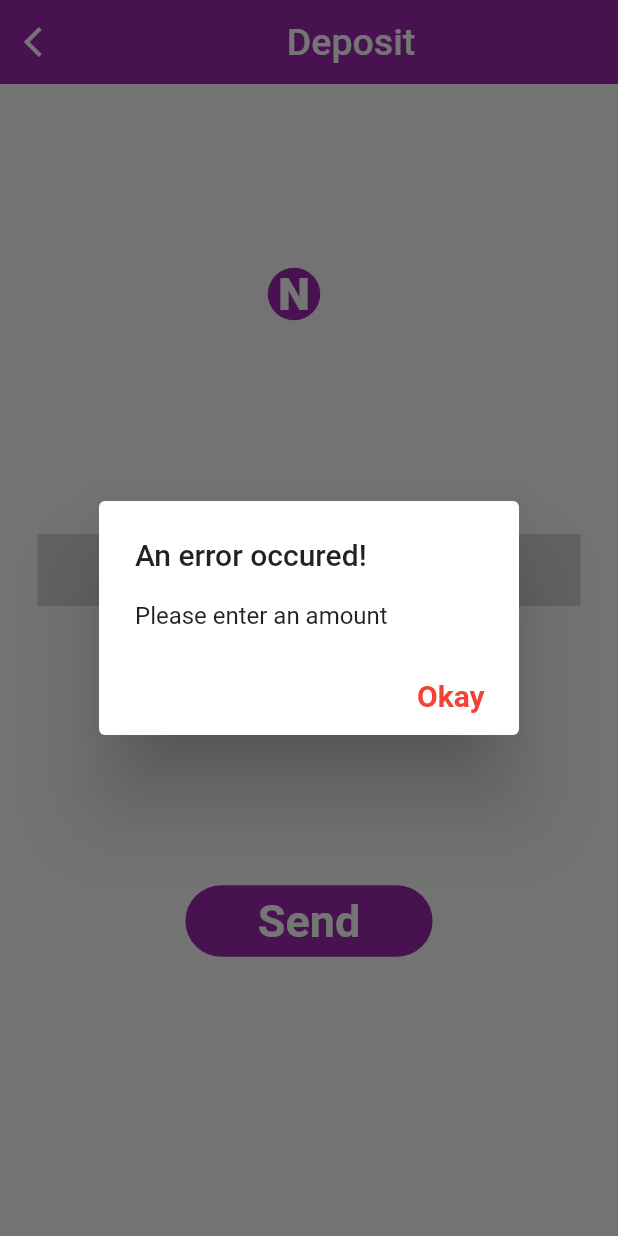
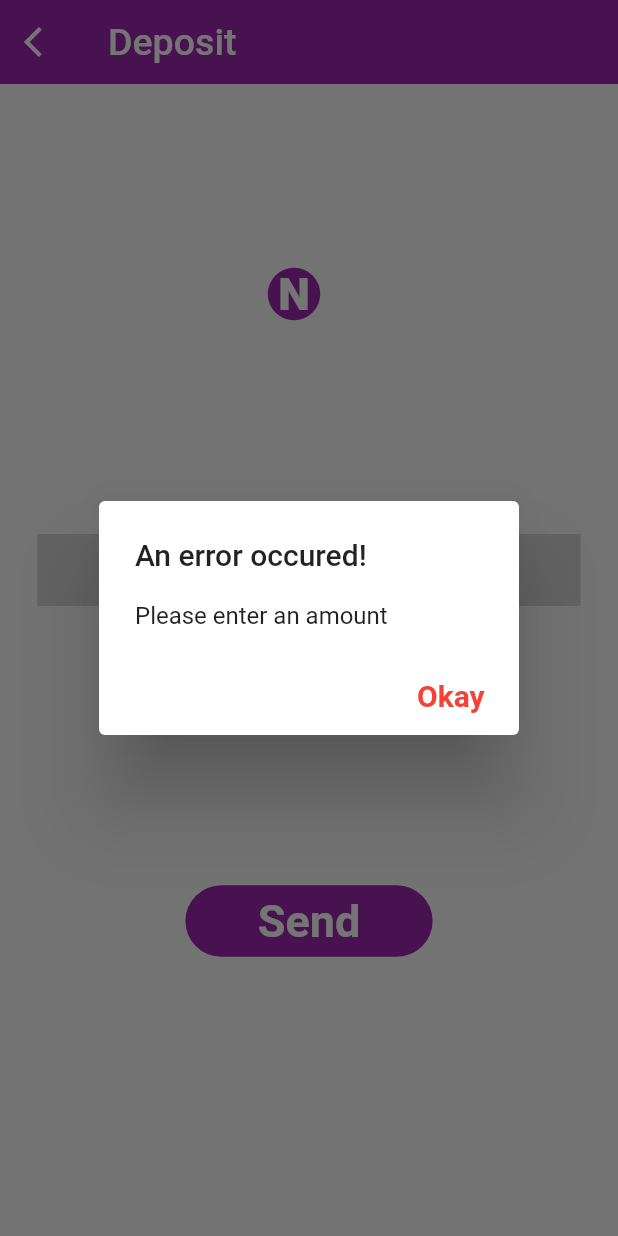
Before and after one commit to blayziken/veegil_media_test, a Flutter app: the Deposit screen opened by its route, after a tap on "Send", on a phone screen of 412 x 824 dp. Run offline on Flutter 3.47's test engine with Material 2 defaults, Android fonts, the phone set to English and light mode, and no system bars; missing offline and left inert: numeric_keyboard.

Commit message:
edited appBar

```diff
--- a/lib/Screens/deposit.dart
+++ b/lib/Screens/deposit.dart
@@ -38,11 +38,9 @@ class _DepositState extends State<Deposit> {
           child: Icon(Icons.arrow_back_ios),
           onTap: () => Navigator.pop(context),
         ),
-        title: Center(
-          child: Text(
-            'Deposit',
-            style: TextStyle(fontSize: 25),
-          ),
+        title: Text(
+          'Deposit',
+          style: TextStyle(fontSize: 25),
         ),
       ),
       body: Container(
```
